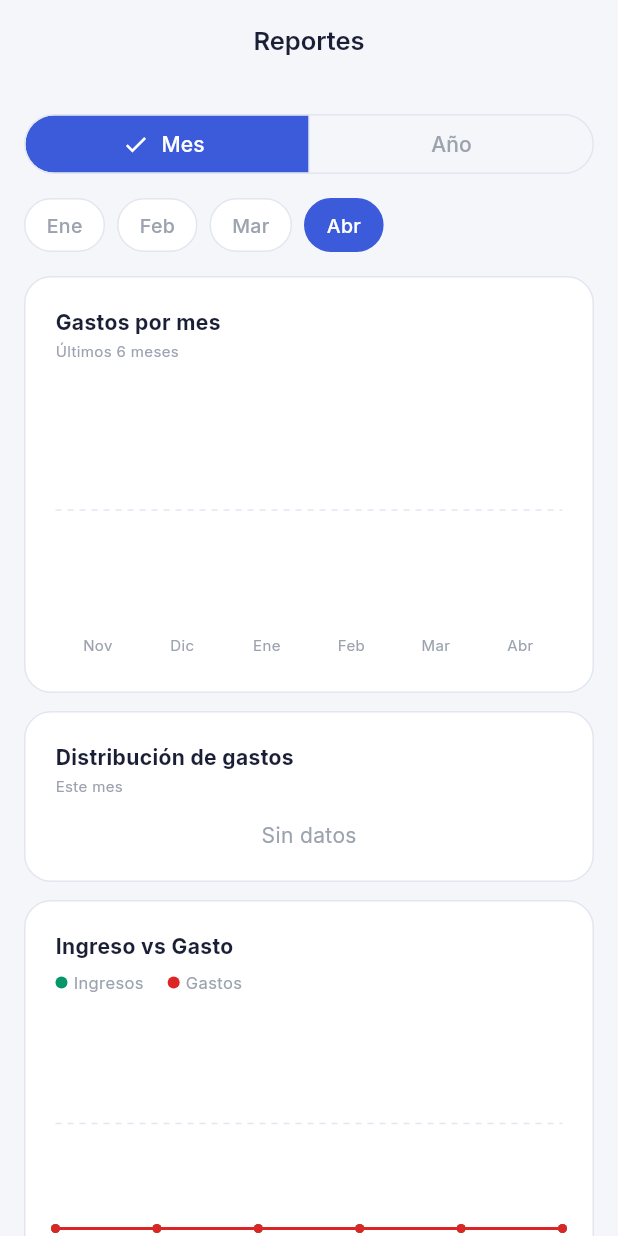
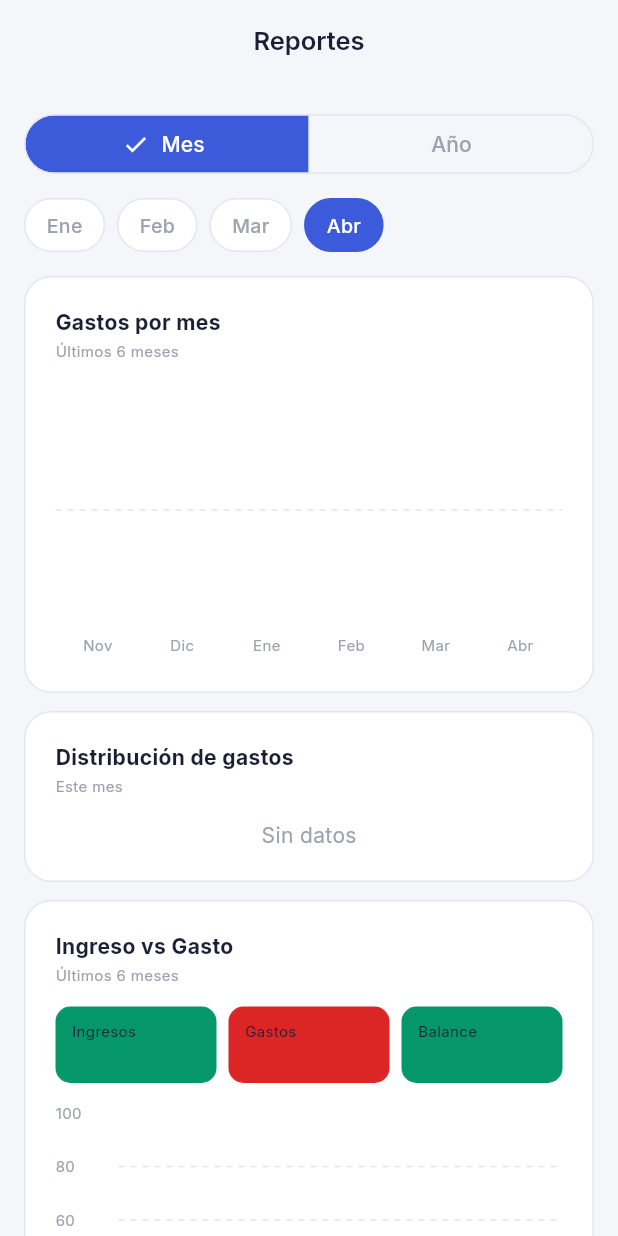
Before and after one commit to Endersonfs/Finpa, a Flutter app: the ReportsScreen screen opened by its route, on a phone screen of 412 x 824 dp. Run offline on Flutter 3.47's test engine with Material 3 defaults, Android fonts, the phone set to English and light mode, and no system bars; drawn by our look-alikes of fl_chart; our stand-ins replace flutter_dotenv, flutter_riverpod, go_router, google_fonts, hive_flutter, local_auth and 2 more; accounts and stored records are empty; statements that could not run were skipped.

Commit message:
Agregando cambios

```diff
--- a/lib/features/reports/presentation/reports_screen.dart
+++ b/lib/features/reports/presentation/reports_screen.dart
@@ -532,19 +532,30 @@ class _ReportsContent extends StatelessWidget {
     );
   }
 
-  // ─── Card 3: Línea — Ingreso vs Gasto ─────────────────────────────────────
+  // ─── Card 3: Barras agrupadas — Ingreso vs Gasto ─────────────────────────
 
   Widget _buildLineCard(BuildContext context) {
+    const incomeColor = Color(0xFF059669);
+    const expenseColor = Color(0xFFDC2626);
+
+    final totalIncome =
+        data.last6Months.fold(0.0, (sum, e) => sum + e.income);
+    final totalExpense =
+        data.last6Months.fold(0.0, (sum, e) => sum + e.expense);
+    final balance = totalIncome - totalExpense;
+    final balancePositive = balance >= 0;
+
     final allValues = data.last6Months
         .expand((e) => [e.income, e.expense])
         .toList();
-    final maxValue =
-        allValues.fold(0.0, (a, b) => a > b ? a : b);
+    final maxValue = allValues.fold(0.0, (a, b) => a > b ? a : b);
 
     final gridLineColor =
         isDark ? const Color(0xFF1E2840) : const Color(0xFFE2E6F0);
     final tooltipBg =
         isDark ? const Color(0xFF141928) : Colors.white;
+
+    final compact = NumberFormat.compact(locale: 'es');
 
     return Container(
       margin: const EdgeInsets.fromLTRB(16, 12, 16, 0),
@@ -557,6 +568,7 @@ class _ReportsContent extends StatelessWidget {
       child: Column(
         crossAxisAlignment: CrossAxisAlignment.start,
         children: [
+          // ── Título ──────────────────────────────────────────────────────
           Text(
             'Ingreso vs Gasto',
             style: GoogleFonts.inter(
@@ -565,56 +577,189 @@ class _ReportsContent extends StatelessWidget {
               color: textPrimary,
             ),
           ),
-          const SizedBox(height: 6),
+          const SizedBox(height: 2),
+          Text(
+            'Últimos 6 meses',
+            style: GoogleFonts.inter(fontSize: 10, color: muted),
+          ),
+          const SizedBox(height: 14),
+
+          // ── Resumen (badges) ─────────────────────────────────────────────
           Row(
             children: [
-              _LegendDot(color: const Color(0xFF059669)),
-              const SizedBox(width: 4),
+              // Badge ingresos
+              Expanded(
+                child: Container(
+                  padding: const EdgeInsets.symmetric(
+                    horizontal: 10,
+                    vertical: 8,
+                  ),
+                  decoration: BoxDecoration(
+                    color: incomeColor.withValues(alpha: 0x15),
+                    borderRadius: BorderRadius.circular(10),
+                    border: Border.all(
+                      color: incomeColor.withValues(alpha: 0x40),
+                    ),
+                  ),
+                  child: Column(
+                    crossAxisAlignment: CrossAxisAlignment.start,
+                    children: [
                       Text(
                         'Ingresos',
-                style: GoogleFonts.inter(fontSize: 11, color: muted),
+                        style: GoogleFonts.inter(
+                          fontSize: 10,
+                          color: textPrimary,
                         ),
-              const SizedBox(width: 16),
-              _LegendDot(color: const Color(0xFFDC2626)),
-              const SizedBox(width: 4),
+                      ),
+                      const SizedBox(height: 2),
                       Text(
-                'Gastos',
-                style: GoogleFonts.inter(fontSize: 11, color: muted),
+                        _fmtAmount(totalIncome),
+                        style: GoogleFonts.inter(
+                          fontSize: 12,
+                          fontWeight: FontWeight.w700,
+                          color: incomeColor,
+                        ),
+                        overflow: TextOverflow.ellipsis,
                       ),
                     ],
                   ),
-          const SizedBox(height: 16),
+                ),
+              ),
+              const SizedBox(width: 8),
+              // Badge gastos
+              Expanded(
+                child: Container(
+                  padding: const EdgeInsets.symmetric(
+                    horizontal: 10,
+                    vertical: 8,
+                  ),
+                  decoration: BoxDecoration(
+                    color: expenseColor.withValues(alpha: 0x15),
+                    borderRadius: BorderRadius.circular(10),
+                    border: Border.all(
+                      color: expenseColor.withValues(alpha: 0x40),
+                    ),
+                  ),
+                  child: Column(
+                    crossAxisAlignment: CrossAxisAlignment.start,
+                    children: [
+                      Text(
+                        'Gastos',
+                        style: GoogleFonts.inter(
+                          fontSize: 10,
+                          color: textPrimary,
+                        ),
+                      ),
+                      const SizedBox(height: 2),
+                      Text(
+                        _fmtAmount(totalExpense),
+                        style: GoogleFonts.inter(
+                          fontSize: 12,
+                          fontWeight: FontWeight.w700,
+                          color: expenseColor,
+                        ),
+                        overflow: TextOverflow.ellipsis,
+                      ),
+                    ],
+                  ),
+                ),
+              ),
+              const SizedBox(width: 8),
+              // Badge balance
+              Expanded(
+                child: Container(
+                  padding: const EdgeInsets.symmetric(
+                    horizontal: 10,
+                    vertical: 8,
+                  ),
+                  decoration: BoxDecoration(
+                    color: (balancePositive ? incomeColor : expenseColor)
+                        .withValues(alpha: 0x15),
+                    borderRadius: BorderRadius.circular(10),
+                    border: Border.all(
+                      color: (balancePositive ? incomeColor : expenseColor)
+                          .withValues(alpha: 0x40),
+                    ),
+                  ),
+                  child: Column(
+                    crossAxisAlignment: CrossAxisAlignment.start,
+                    children: [
+                      Text(
+                        'Balance',
+                        style: GoogleFonts.inter(
+                          fontSize: 10,
+                          color: textPrimary,
+                        ),
+                      ),
+                      const SizedBox(height: 2),
+                      Text(
+                        '${balancePositive ? '+' : ''}${_fmtAmount(balance)}',
+                        style: GoogleFonts.inter(
+                          fontSize: 12,
+                          fontWeight: FontWeight.w700,
+                          color: balancePositive ? incomeColor : expenseColor,
+                        ),
+                        overflow: TextOverflow.ellipsis,
+                      ),
+                    ],
+                  ),
+                ),
+              ),
+            ],
+          ),
+          const SizedBox(height: 20),
+
+          // ── Gráfico de barras agrupadas ──────────────────────────────────
           SizedBox(
-            height: 160,
-            child: LineChart(
-              LineChartData(
-                minY: 0,
-                maxY: maxValue > 0 ? maxValue * 1.2 : 100,
-                lineTouchData: LineTouchData(
-                  touchTooltipData: LineTouchTooltipData(
+            height: 200,
+            child: BarChart(
+              BarChartData(
+                alignment: BarChartAlignment.spaceAround,
+                maxY: maxValue > 0 ? maxValue * 1.25 : 100,
+                groupsSpace: 12,
+                barTouchData: BarTouchData(
+                  touchCallback: (event, response) {
+                    onBarTouch(
+                      response?.spot?.touchedBarGroupIndex ?? -1,
+                    );
+                  },
+                  touchTooltipData: BarTouchTooltipData(
                     getTooltipColor: (_) => tooltipBg,
-                    getTooltipItems: (spots) => spots.map((spot) {
-                      final isIncome = spot.barIndex == 0;
-                      return LineTooltipItem(
-                        _fmtAmount(spot.y),
+                    tooltipBorder: BorderSide(color: border),
+                    getTooltipItem: (group, groupIndex, rod, rodIndex) {
+                      final monthData = data.last6Months[groupIndex];
+                      final monthName = _months[monthData.month - 1];
+                      final isIncome = rodIndex == 0;
+                      return BarTooltipItem(
+                        '$monthName\n',
                         GoogleFonts.inter(
-                          color: isIncome
-                              ? const Color(0xFF059669)
-                              : const Color(0xFFDC2626),
+                          fontSize: 10,
+                          color: muted,
+                          fontWeight: FontWeight.w500,
+                        ),
+                        children: [
+                          TextSpan(
+                            text: isIncome
+                                ? _fmtAmount(monthData.income)
+                                : _fmtAmount(monthData.expense),
+                            style: GoogleFonts.inter(
                               fontSize: 11,
-                          fontWeight: FontWeight.bold,
+                              fontWeight: FontWeight.w700,
+                              color: isIncome ? incomeColor : expenseColor,
                             ),
+                          ),
+                        ],
                       );
-                    }).toList(),
+                    },
                   ),
                 ),
                 titlesData: FlTitlesData(
+                  show: true,
                   bottomTitles: AxisTitles(
                     sideTitles: SideTitles(
                       showTitles: true,
-                      reservedSize: 20,
-                      interval: 1,
-                      getTitlesWidget: (value, _) {
+                      reservedSize: 22,
+                      getTitlesWidget: (value, meta) {
                         final idx = value.toInt();
                         if (idx < 0 || idx >= data.last6Months.length) {
                           return const SizedBox.shrink();
@@ -625,7 +770,7 @@ class _ReportsContent extends StatelessWidget {
                           child: Text(
                             _months[m - 1],
                             style: GoogleFonts.inter(
-                              fontSize: 11,
+                              fontSize: 10,
                               color: muted,
                             ),
                           ),
@@ -633,8 +778,24 @@ class _ReportsContent extends StatelessWidget {
                       },
                     ),
                   ),
-                  leftTitles: const AxisTitles(
-                    sideTitles: SideTitles(showTitles: false),
+                  leftTitles: AxisTitles(
+                    sideTitles: SideTitles(
+                      showTitles: true,
+                      reservedSize: 42,
+                      getTitlesWidget: (value, meta) {
+                        if (value == 0) return const SizedBox.shrink();
+                        return Padding(
+                          padding: const EdgeInsets.only(right: 4),
+                          child: Text(
+                            compact.format(value),
+                            style: GoogleFonts.inter(
+                              fontSize: 10,
+                              color: muted,
+                            ),
+                          ),
+                        );
+                      },
+                    ),
                   ),
                   topTitles: const AxisTitles(
                     sideTitles: SideTitles(showTitles: false),
@@ -644,6 +805,7 @@ class _ReportsContent extends StatelessWidget {
                   ),
                 ),
                 gridData: FlGridData(
+                  show: true,
                   drawVerticalLine: false,
                   getDrawingHorizontalLine: (_) => FlLine(
                     color: gridLineColor,
@@ -652,60 +814,32 @@ class _ReportsContent extends StatelessWidget {
                   ),
                 ),
                 borderData: FlBorderData(show: false),
-                lineBarsData: [
-                  // Línea verde (income)
-                  LineChartBarData(
-                    spots: data.last6Months
-                        .asMap()
-                        .entries
-                        .map((e) =>
-                            FlSpot(e.key.toDouble(), e.value.income))
-                        .toList(),
-                    isCurved: true,
-                    color: const Color(0xFF059669),
-                    barWidth: 2,
-                    dotData: FlDotData(
-                      show: true,
-                      getDotPainter: (spot, pct, bar, idx) =>
-                          FlDotCirclePainter(
-                        radius: 3,
-                        color: const Color(0xFF059669),
-                        strokeWidth: 0,
-                        strokeColor: Colors.transparent,
+                barGroups: data.last6Months.asMap().entries.map((entry) {
+                  return BarChartGroupData(
+                    x: entry.key,
+                    barsSpace: 4,
+                    barRods: [
+                      // Barra verde — ingresos
+                      BarChartRodData(
+                        toY: entry.value.income,
+                        color: incomeColor,
+                        width: 10,
+                        borderRadius: const BorderRadius.vertical(
+                          top: Radius.circular(4),
                         ),
                       ),
-                    belowBarData: BarAreaData(
-                      show: true,
-                      color: const Color(0xFF059669).withValues(alpha: 20),
-                    ),
-                  ),
-                  // Línea roja (expense)
-                  LineChartBarData(
-                    spots: data.last6Months
-                        .asMap()
-                        .entries
-                        .map((e) =>
-                            FlSpot(e.key.toDouble(), e.value.expense))
-                        .toList(),
-                    isCurved: true,
-                    color: const Color(0xFFDC2626),
-                    barWidth: 2,
-                    dotData: FlDotData(
-                      show: true,
-                      getDotPainter: (spot, pct, bar, idx) =>
-                          FlDotCirclePainter(
-                        radius: 3,
-                        color: const Color(0xFFDC2626),
-                        strokeWidth: 0,
-                        strokeColor: Colors.transparent,
-                      ),
-                    ),
-                    belowBarData: BarAreaData(
-                      show: true,
-                      color: const Color(0xFFDC2626).withValues(alpha: 20),
+                      // Barra roja — gastos
+                      BarChartRodData(
+                        toY: entry.value.expense,
+                        color: expenseColor,
+                        width: 10,
+                        borderRadius: const BorderRadius.vertical(
+                          top: Radius.circular(4),
                         ),
                       ),
                     ],
+                  );
+                }).toList(),
               ),
             ),
           ),
@@ -935,23 +1069,3 @@ class _TopCategoryRow extends StatelessWidget {
     );
   }
 }
-
-// ─── _LegendDot ────────────────────────────────────────────────────────────
-
-class _LegendDot extends StatelessWidget {
-  const _LegendDot({required this.color});
-
-  final Color color;
-
-  @override
-  Widget build(BuildContext context) {
-    return Container(
-      width: 8,
-      height: 8,
-      decoration: BoxDecoration(
-        color: color,
-        shape: BoxShape.circle,
-      ),
-    );
-  }
-}
```
Lines whose indentation alone changed are shown as unchanged.
